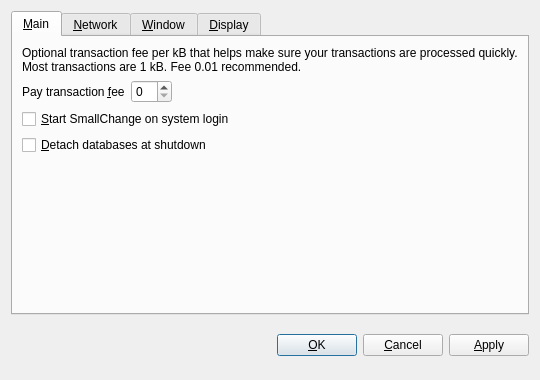
Above: src/qt/forms/optionsdialog.ui from berzeek/unicoin before the change. Below: the same form after it.
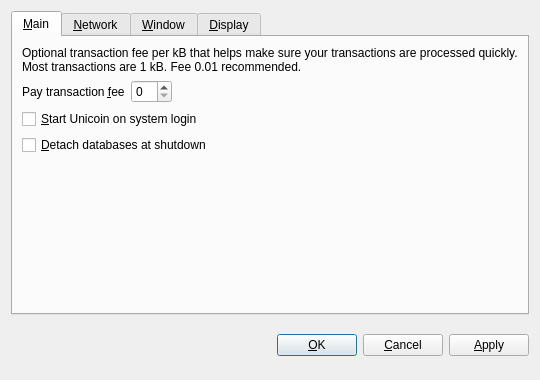
That is the form after the change. The open tabs and pages were chosen to show the change. Custom widgets are drawn as their Qt base class.

```diff
--- a/src/qt/forms/optionsdialog.ui
+++ b/src/qt/forms/optionsdialog.ui
@@ -82,7 +82,7 @@
           <string>Automatically start SmallChange after logging in to the system.</string>
          </property>
          <property name="text">
-          <string>&amp;Start SmallChange on system login</string>
+          <string>&amp;Start Unicoin on system login</string>
          </property>
         </widget>
        </item>
```
Left out of the diff: 10 changed lines with no effect on the pictures.
